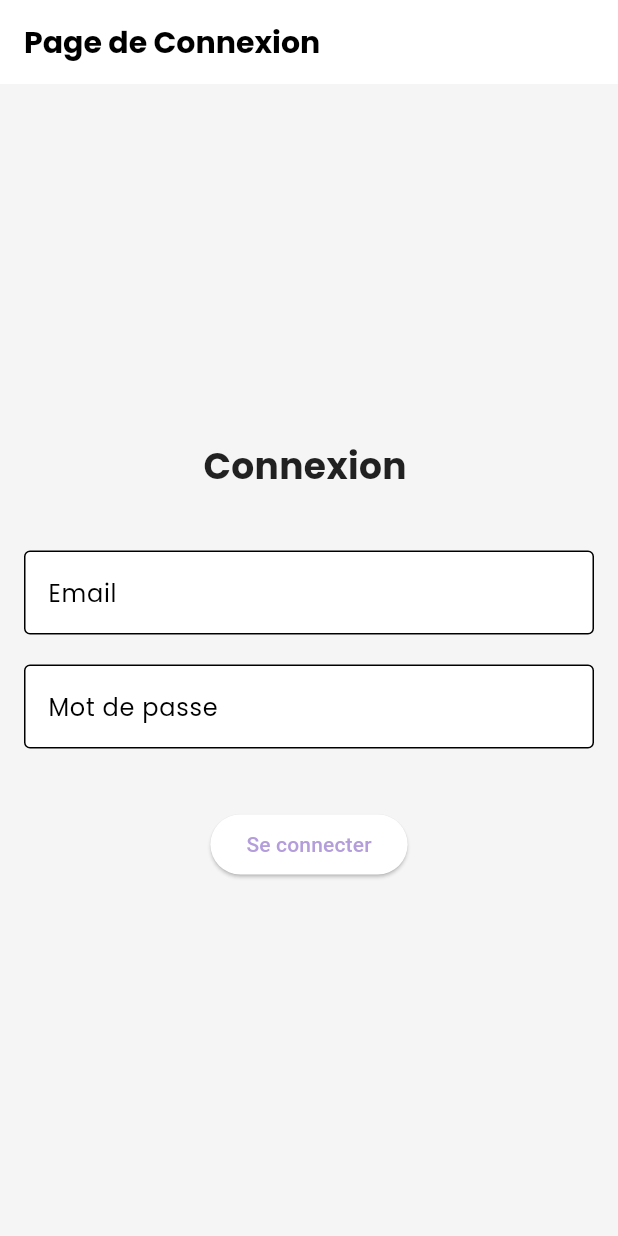
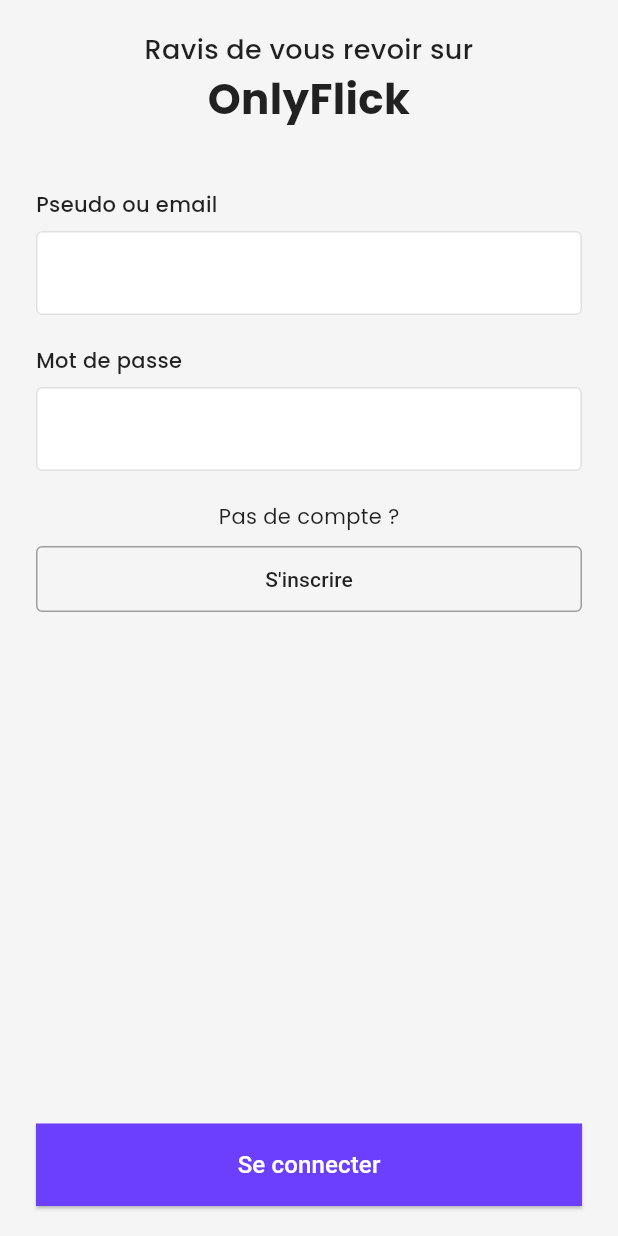
Before and after one commit to matthiasfaucon/pec2-frontend, a Flutter app: the screen it shows after launch, on a phone screen of 412 x 824 dp. Run offline on Flutter 3.47's test engine with Material 3 defaults, Android fonts, the light colour scheme and no system bars; our stand-ins replace adaptive_theme, flutter_dotenv, google_fonts, shared_preferences.

Commit message:
update css profil and login

```diff
--- a/lib/page/login_page.dart
+++ b/lib/page/login_page.dart
@@ -56,49 +56,143 @@
   @override
   Widget build(BuildContext context) {
     return Scaffold(
-      appBar: AppBar(title: const Text("Page de Connexion")),
-      body: Padding(
-        padding: const EdgeInsets.all(16.0),
+      body: SafeArea(
+        child: Padding(
+          padding: const EdgeInsets.symmetric(horizontal: 24.0),
           child: Column(
             mainAxisAlignment: MainAxisAlignment.center,
+            crossAxisAlignment: CrossAxisAlignment.stretch,
             children: [
+              const SizedBox(height: 20),
               const Text(
-              "Connexion ",
-              style: TextStyle(fontSize: 24, fontWeight: FontWeight.bold),
+                "Ravis de vous revoir sur",
+                textAlign: TextAlign.center,
+                style: TextStyle(
+                  fontSize: 18,
+                  fontWeight: FontWeight.w500,
+                ),
+              ),
+              const Text(
+                "OnlyFlick",
+                textAlign: TextAlign.center,
+                style: TextStyle(
+                  fontSize: 28,
+                  fontWeight: FontWeight.bold,
+                ),
               ),
               const SizedBox(height: 40),
+              const Align(
+                alignment: Alignment.centerLeft,
+                child: Text(
+                  "Pseudo ou email",
+                  style: TextStyle(
+                    fontSize: 14,
+                    fontWeight: FontWeight.w500,
+                  ),
+                ),
+              ),
+              const SizedBox(height: 8),
               TextField(
                 controller: _emailController,
-              decoration: const InputDecoration(
-                labelText: 'Email',
-                border: OutlineInputBorder(),
+                decoration: InputDecoration(
+                  fillColor: Colors.white,
+                  filled: true,
+                  enabledBorder: OutlineInputBorder(
+                    borderRadius: BorderRadius.circular(4),
+                    borderSide: BorderSide(color: Colors.grey.shade300),
+                  ),
+                  focusedBorder: OutlineInputBorder(
+                    borderRadius: BorderRadius.circular(4),
+                    borderSide: BorderSide(color: const Color(0xFF6C3FFE)),
+                  ),
                 ),
               ),
               const SizedBox(height: 20),
+              const Align(
+                alignment: Alignment.centerLeft,
+                child: Text(
+                  "Mot de passe",
+                  style: TextStyle(
+                    fontSize: 14,
+                    fontWeight: FontWeight.w500,
+                  ),
+                ),
+              ),
+              const SizedBox(height: 8),
               TextField(
                 controller: _passwordController,
                 obscureText: true,
-              decoration: const InputDecoration(
-                labelText: 'Mot de passe',
-                border: OutlineInputBorder(),
+                decoration: InputDecoration(
+                  fillColor: Colors.white,
+                  filled: true,
+                  enabledBorder: OutlineInputBorder(
+                    borderRadius: BorderRadius.circular(4),
+                    borderSide: BorderSide(color: Colors.grey.shade300),
+                  ),
+                  focusedBorder: OutlineInputBorder(
+                    borderRadius: BorderRadius.circular(4),
+                    borderSide: BorderSide(color: const Color(0xFF6C3FFE)),
+                  ),
                 ),
               ),
               if (_errorMessage.isNotEmpty)
                 Padding(
-                padding: const EdgeInsets.only(top: 20),
+                  padding: const EdgeInsets.only(top: 16),
                   child: Text(
                     _errorMessage,
-                  style: TextStyle(color: Colors.red),
+                    style: const TextStyle(color: Color(0xFFFF3A30)),
                   ),
                 ),
-            const SizedBox(height: 40),
+              const SizedBox(height: 20),
+              const Align(
+                alignment: Alignment.center,
+                child: Text(
+                  "Pas de compte ?",
+                  style: TextStyle(
+                    fontSize: 14,
+                  ),
+                ),
+              ),
+              const SizedBox(height: 8),
+              OutlinedButton(
+                onPressed: () {
+                  // Logique pour s'inscrire
+                },
+                style: OutlinedButton.styleFrom(
+                  foregroundColor: Colors.black87,
+                  side: const BorderSide(color: Colors.grey),
+                  padding: const EdgeInsets.symmetric(vertical: 12),
+                  shape: RoundedRectangleBorder(
+                    borderRadius: BorderRadius.circular(4),
+                  ),
+                ),
+                child: const Text("S'inscrire"),
+              ),
+              const Spacer(),
+              const SizedBox(height: 20),
               _isLoading
-                ? CircularProgressIndicator()
+                ? const Center(child: CircularProgressIndicator(color: Color(0xFF6C3FFE)))
                 : ElevatedButton(
                     onPressed: _login,
-                    child: const Text("Se connecter"),
+                    style: ElevatedButton.styleFrom(
+                      foregroundColor: Colors.white,
+                      backgroundColor: const Color(0xFF6C3FFE),
+                      padding: const EdgeInsets.symmetric(vertical: 16),
+                      shape: RoundedRectangleBorder(
+                        borderRadius: BorderRadius.circular(0),
                       ),
+                    ),
+                    child: const Text(
+                      "Se connecter",
+                      style: TextStyle(
+                        fontSize: 16,
+                        fontWeight: FontWeight.w500,
+                      ),
+                    ),
+                  ),
+              const SizedBox(height: 20),
             ],
+          ),
         ),
       ),
     );
```
Also changed, not shown: lib/page/profil_page.dart (+76 -12 lines). Lines whose indentation alone changed are shown as unchanged.
